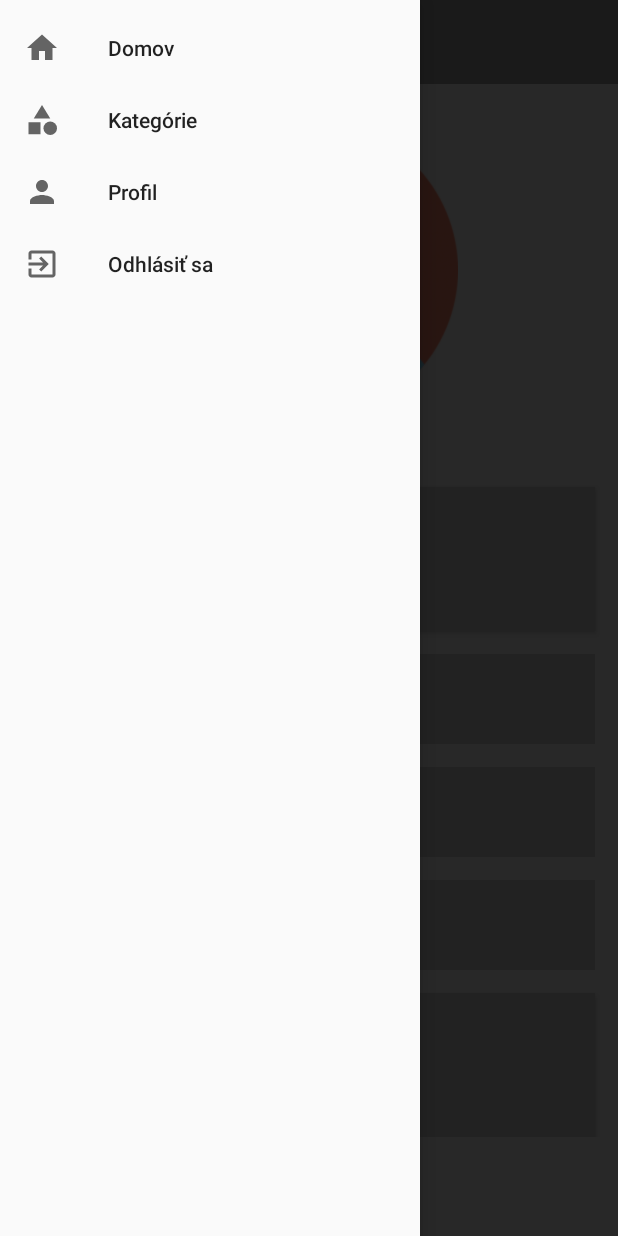
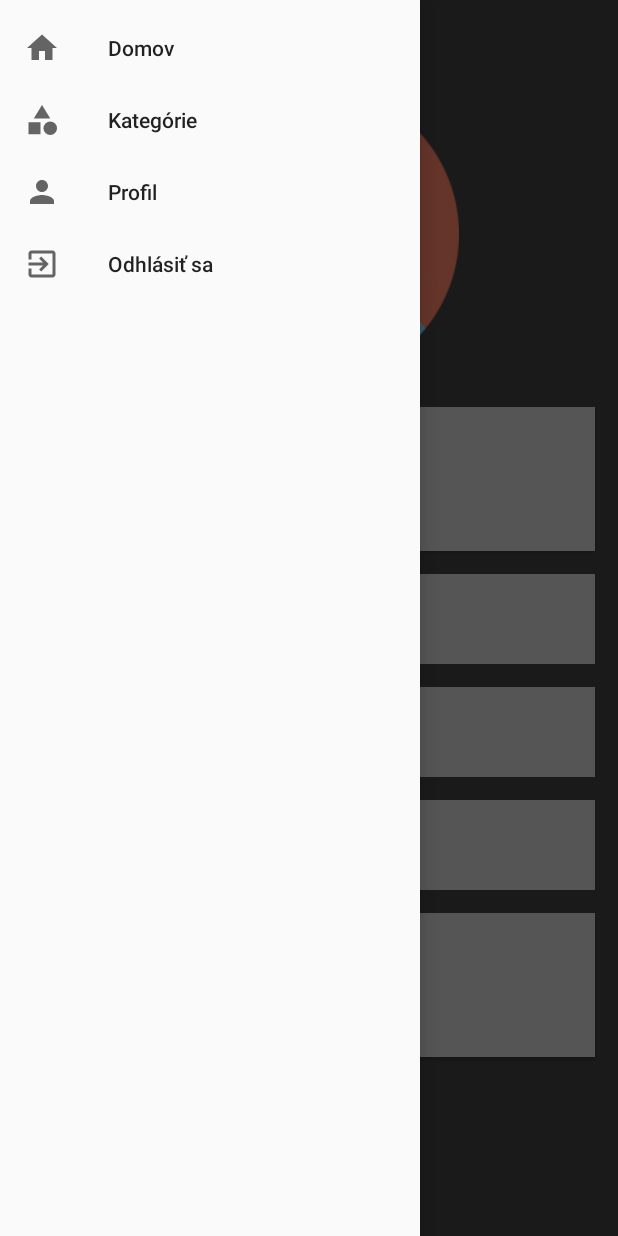
Before and after one commit to jakub-02/ebaz4r, an Android app: the ProfileActivity screen opened directly, with no data from a screen before it, with the side drawer open, on a phone screen of 412 x 824 dp. Run offline under Robolectric (Android 15) with nearby library versions, the phone set to English and light mode, and no system bars; our stand-ins replace Firebase (no records; nobody signed in at launch, a user with empty details on screens opened directly).

Commit message:
scrollview na Profil

```diff
--- a/app/src/main/java/com/example/eb4zar/LoginActivity.java
+++ b/app/src/main/java/com/example/eb4zar/LoginActivity.java
@@ -64,7 +64,7 @@ public class LoginActivity extends AppCompatActivity {
                                         @Override
                                         public void onComplete(@NonNull Task<AuthResult> task) {
                                             if (!task.isSuccessful()) {
-                                                Toast.makeText(LoginActivity.this, "Chyba prihlásenia, skúste to znova.",
+                                                Toast.makeText(LoginActivity.this, "Zlé heslo, alebo email, skúste to znova.",
                                                         Toast.LENGTH_LONG).show();
                                             }
                                             else {
@@ -81,7 +81,6 @@ public class LoginActivity extends AppCompatActivity {
                 .addValueEventListener(new ValueEventListener() {
                     @Override
                     public void onDataChange(@NonNull DataSnapshot snapshot) {
-
                         UserDetail userDetail = snapshot.getValue(UserDetail.class);
                         String meno = userDetail.getMeno() + " " + userDetail.getPriezvisko();
 
--- a/app/src/main/res/layout/activity_menu.xml
+++ b/app/src/main/res/layout/activity_menu.xml
@@ -21,6 +21,7 @@
         android:layout_width="match_parent"
         android:layout_height="match_parent"
         tools:context=".MainActivity">
+
         <androidx.constraintlayout.widget.ConstraintLayout
             android:layout_width="match_parent"
             android:layout_height="match_parent"
--- a/app/src/main/res/layout/activity_profile.xml
+++ b/app/src/main/res/layout/activity_profile.xml
@@ -17,120 +17,10 @@
         android:layout_gravity="start"
         />
 
-    <androidx.constraintlayout.widget.ConstraintLayout
-        android:layout_width="match_parent"
-        android:layout_height="match_parent">
-
-        <LinearLayout
-            android:layout_width="match_parent"
-            android:layout_height="wrap_content"
-            android:orientation="vertical">
-
-            <ImageView
-                android:id="@+id/userprofil"
-                android:layout_width="200dp"
-                android:layout_height="200dp"
-                android:layout_marginLeft="105dp"
-                android:layout_marginTop="80dp"
-                app:srcCompat="@drawable/user" />
-
-            <TextView
-                android:id="@+id/textView"
-                android:layout_width="match_parent"
-                android:layout_height="wrap_content"
-                android:layout_marginTop="10dp"
-                android:gravity="center"
-                android:text="Meno pouzivatela"
-                android:textSize="18sp" />
-
-            <Button
-                android:id="@+id/inzeraty"
-                android:layout_width="match_parent"
-                android:layout_height="wrap_content"
-                android:layout_marginLeft="15dp"
-                android:layout_marginTop="10dp"
-                android:layout_marginRight="15dp"
-                android:background="@drawable/buttons"
-                android:padding="20dp"
-                android:text="Moje inzeráty"
-                android:textAllCaps="false"
-                android:textColor="@android:color/white"
-                android:textSize="18sp" />
-
-            <EditText
-                android:id="@+id/meno"
-                android:layout_width="match_parent"
-                android:layout_height="60dp"
-                android:layout_below="@id/app_logo"
-                android:layout_marginLeft="15dp"
-                android:layout_marginTop="15dp"
-                android:layout_marginRight="15dp"
-                android:background="@drawable/input"
-                android:drawableLeft="@drawable/ic_menop"
-                android:hint="Meno"
-                android:inputType="text"
-                android:padding="20dp"
-                android:textColor="@android:color/black"
-                android:textColorHint="@android:color/black"
-                android:textSize="17sp"
-                android:textStyle="bold" />
-
-            <EditText
-                android:id="@+id/priezvisko"
-                android:layout_width="match_parent"
-                android:layout_height="60dp"
-                android:layout_below="@id/meno"
-                android:layout_marginLeft="15dp"
-                android:layout_marginTop="15dp"
-                android:layout_marginRight="15dp"
-                android:background="@drawable/input"
-                android:drawableLeft="@drawable/ic_menop"
-                android:hint="Priezvisko"
-                android:inputType="text"
-                android:padding="20dp"
-                android:textColor="@android:color/black"
-                android:textColorHint="@android:color/black"
-                android:textSize="17sp"
-                android:textStyle="bold" />
-
-            <EditText
-                android:id="@+id/telefon"
-                android:layout_width="match_parent"
-                android:layout_height="60dp"
-                android:layout_below="@id/mail"
-                android:layout_marginLeft="15dp"
-                android:layout_marginTop="15dp"
-                android:layout_marginRight="15dp"
-                android:background="@drawable/input"
-                android:drawableLeft="@drawable/ic_telefonp"
-                android:hint="Telefónne číslo"
-                android:inputType="numberDecimal"
-                android:padding="20dp"
-                android:textColor="@android:color/black"
-                android:textColorHint="@android:color/black"
-                android:textSize="17sp"
-                android:textStyle="bold" />
-
-            <Button
-                android:id="@+id/save"
-                android:layout_width="match_parent"
-                android:layout_height="wrap_content"
-                android:layout_marginLeft="15dp"
-                android:layout_marginTop="15dp"
-                android:layout_marginRight="15dp"
-                android:background="@drawable/buttons"
-                android:padding="20dp"
-                android:text="Uložiť"
-                android:textAllCaps="false"
-                android:textColor="@android:color/white"
-                android:textSize="18sp" />
-        </LinearLayout>
-    </androidx.constraintlayout.widget.ConstraintLayout>
-
     <ScrollView
-        android:id="@+id/user2"
         android:layout_width="match_parent"
         android:layout_height="match_parent"
+        android:background="@color/cardview_dark_background"
         tools:context=".ProfileActivity">
 
         <androidx.constraintlayout.widget.ConstraintLayout
@@ -149,7 +39,102 @@
                 app:layout_constraintStart_toStartOf="parent"
                 app:layout_constraintTop_toTopOf="parent" />
 
-        </androidx.constraintlayout.widget.ConstraintLayout>
+            <ImageView
+                android:id="@+id/userprofil"
+                android:layout_width="0dp"
+                android:layout_height="200dp"
+                app:layout_constraintEnd_toEndOf="parent"
+                app:layout_constraintStart_toStartOf="parent"
+                app:layout_constraintTop_toBottomOf="@+id/toolbar"
+                app:srcCompat="@drawable/user" />
+
+            <LinearLayout
+                android:layout_width="match_parent"
+                android:layout_height="match_parent"
+                android:orientation="vertical"
+                app:layout_constraintTop_toBottomOf="@+id/userprofil"
+                >
+
+            <Button
+                android:id="@+id/inzeraty"
+                android:layout_width="match_parent"
+                android:layout_height="wrap_content"
+                android:layout_marginLeft="15dp"
+                android:layout_marginTop="15dp"
+                android:layout_marginRight="15dp"
+                android:background="@drawable/buttons"
+                android:padding="20dp"
+                android:text="Moje inzeráty"
+                android:textAllCaps="false"
+                android:textColor="@android:color/white"
+                android:textSize="18sp" />
+
+            <EditText
+                android:id="@+id/menoProfil"
+                android:layout_width="match_parent"
+                android:layout_height="60dp"
+                android:layout_marginLeft="15dp"
+                android:layout_marginTop="15dp"
+                android:layout_marginRight="15dp"
+                android:background="@drawable/input"
+                android:inputType="text"
+                android:padding="20dp"
+                android:textColor="@android:color/white"
+                android:textColorHint="@android:color/white"
+                android:drawableLeft="@drawable/ic_menop"
+                android:textSize="17sp"
+                android:textStyle="bold" />
+
+            <EditText
+                android:id="@+id/priezviskoProfil"
+                android:layout_width="match_parent"
+                android:layout_height="60dp"
+                android:layout_marginLeft="15dp"
+                android:layout_marginTop="15dp"
+                android:layout_marginRight="15dp"
+                android:background="@drawable/input"
+                android:inputType="text"
+                android:padding="20dp"
+                android:textColor="@android:color/white"
+                android:textColorHint="@android:color/white"
+                android:drawableLeft="@drawable/ic_menop"
+                android:textSize="17sp"
+                android:textStyle="bold" />
+
+            <EditText
+                android:id="@+id/telefonProfil"
+                android:layout_width="match_parent"
+                android:layout_height="60dp"
+                android:layout_marginLeft="15dp"
+                android:layout_marginTop="15dp"
+                android:layout_marginRight="15dp"
+                android:background="@drawable/input"
+                android:inputType="numberDecimal"
+                android:padding="20dp"
+                android:textColor="@android:color/white"
+                android:textColorHint="@android:color/white"
+                android:drawableLeft="@drawable/ic_telefonp"
+                android:textSize="17sp"
+                android:textStyle="bold"
+                />
+
+            <Button
+                android:id="@+id/save"
+                android:layout_width="match_parent"
+                android:layout_height="wrap_content"
+                android:layout_marginLeft="15dp"
+                android:layout_marginTop="15dp"
+                android:layout_marginRight="15dp"
+                android:layout_marginBottom="15dp"
+                android:background="@drawable/buttons"
+                android:padding="20dp"
+                android:text="Uložiť"
+                android:textAllCaps="false"
+                android:textColor="@android:color/white"
+                android:textSize="18sp" />
+        </LinearLayout>
+    </androidx.constraintlayout.widget.ConstraintLayout>
+
     </ScrollView>
 
 </androidx.drawerlayout.widget.DrawerLayout>
--- a/app/src/main/res/values/colors.xml
+++ b/app/src/main/res/values/colors.xml
@@ -2,5 +2,5 @@
 <resources>
     <color name="colorPrimary">#FD8A24</color>
     <color name="colorPrimaryDark">#FD8A24</color>
-    <color name="colorAccent">#D3B78E</color>
+    <color name="colorAccent">#FD8A24</color>
 </resources>
```
